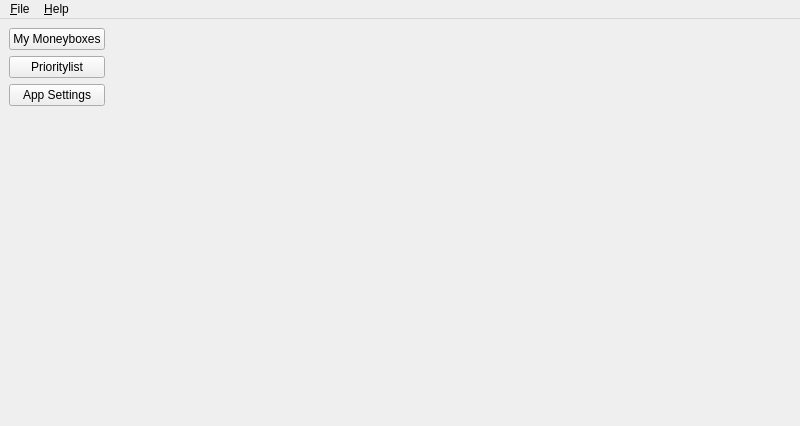
Above: src/gui/ui/static/main_window.ui from PythBuster/savings_manager_gui before the change. Below: the same form after it.
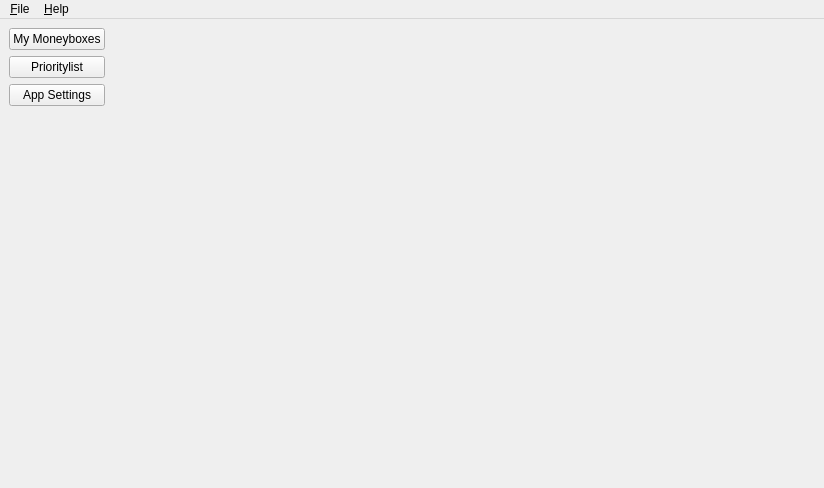
That is the form after the change.

```diff
--- a/src/gui/ui/static/main_window.ui
+++ b/src/gui/ui/static/main_window.ui
@@ -6,8 +6,8 @@
    <rect>
     <x>0</x>
     <y>0</y>
-    <width>800</width>
-    <height>426</height>
+    <width>824</width>
+    <height>488</height>
    </rect>
   </property>
   <property name="windowTitle">
@@ -63,7 +63,7 @@
     <rect>
      <x>0</x>
      <y>0</y>
-     <width>800</width>
+     <width>824</width>
      <height>22</height>
     </rect>
    </property>
```
